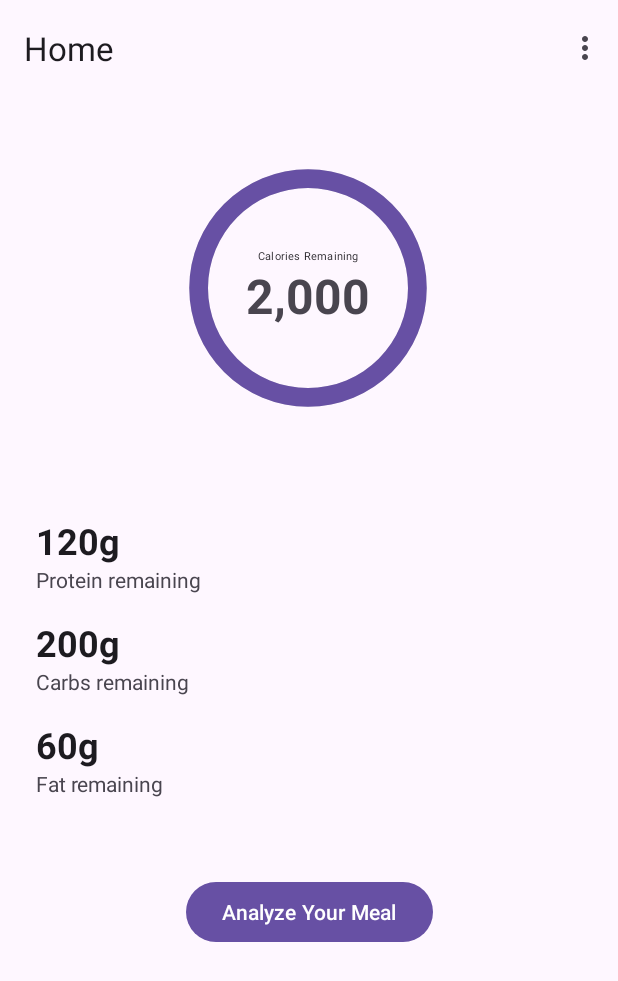
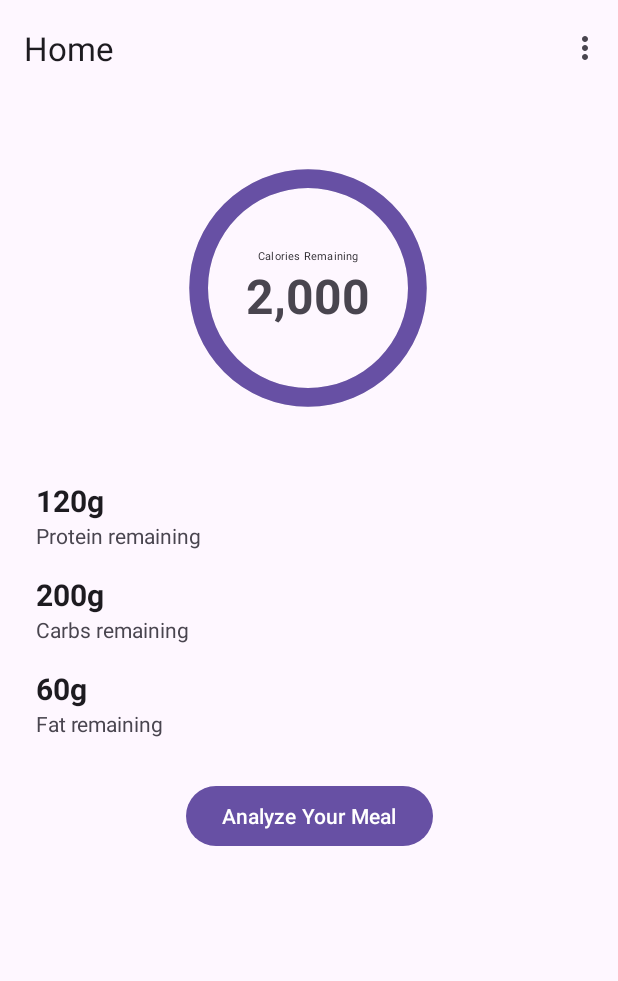
Before and after one commit to skathiresan3/Calorie-Tracker, an Android app: the screen it shows after launch (MainActivity), on a phone screen of 412 x 824 dp. Shown: the top 981 px of the screen. Run offline under Robolectric (Android 15) with nearby library versions, the phone set to English and light mode, and no system bars; our stand-ins replace Firebase (no records; nobody signed in at launch, a user with empty details on screens opened directly), navigation-ui.

```diff
--- a/app/src/main/res/layout/home_fragment.xml
+++ b/app/src/main/res/layout/home_fragment.xml
@@ -70,10 +70,10 @@
         android:id="@+id/linearLayout"
         android:layout_width="0dp"
         android:layout_height="wrap_content"
-        android:layout_marginTop="52dp"
+        android:layout_marginTop="28dp"
         android:orientation="vertical"
         app:layout_constraintEnd_toEndOf="parent"
-        app:layout_constraintHorizontal_bias="0.0"
+        app:layout_constraintHorizontal_bias="1.0"
         app:layout_constraintStart_toStartOf="parent"
         app:layout_constraintTop_toBottomOf="@+id/progressBar">
 
@@ -84,6 +84,7 @@
             android:layout_height="wrap_content"
             android:text="80g"
             android:textAppearance="?attr/textAppearanceHeadlineSmall"
+            android:textSize="20dp"
             android:textStyle="bold" />
 
         <TextView
@@ -99,6 +100,7 @@
             android:layout_marginTop="16dp"
             android:text="150g"
             android:textAppearance="?attr/textAppearanceHeadlineSmall"
+            android:textSize="20dp"
             android:textStyle="bold" />
 
         <TextView
@@ -114,6 +116,7 @@
             android:layout_marginTop="16dp"
             android:text="45g"
             android:textAppearance="?attr/textAppearanceHeadlineSmall"
+            android:textSize="20dp"
             android:textStyle="bold" />
 
         <TextView
@@ -127,11 +130,11 @@
         android:id="@+id/button_first"
         android:layout_width="wrap_content"
         android:layout_height="wrap_content"
-        android:layout_marginTop="52dp"
+        android:layout_marginTop="28dp"
         android:text="Analyze Your Meal"
-        app:layout_constraintTop_toBottomOf="@+id/linearLayout"
+        app:layout_constraintEnd_toEndOf="parent"
         app:layout_constraintStart_toStartOf="parent"
-        app:layout_constraintEnd_toEndOf="parent" />
+        app:layout_constraintTop_toBottomOf="@+id/linearLayout" />
 
 </androidx.constraintlayout.widget.ConstraintLayout>
 </ScrollView>
```
Also changed, not shown: app/src/main/res/layout/fragment_result.xml (+3 -26 lines).
